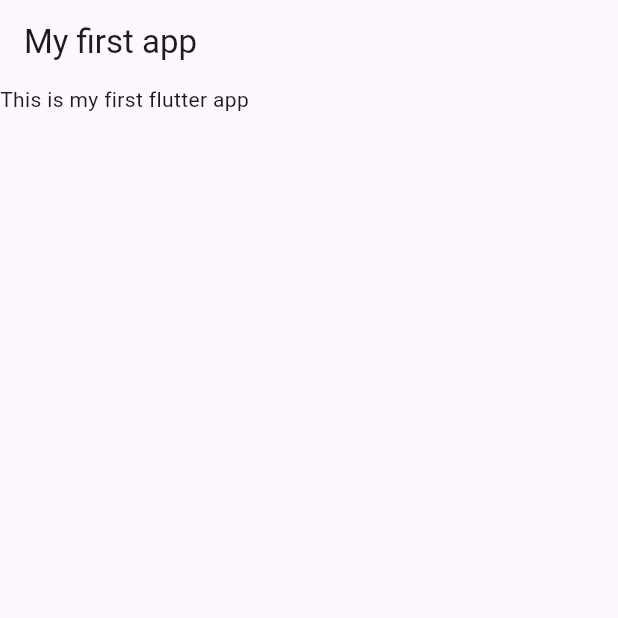
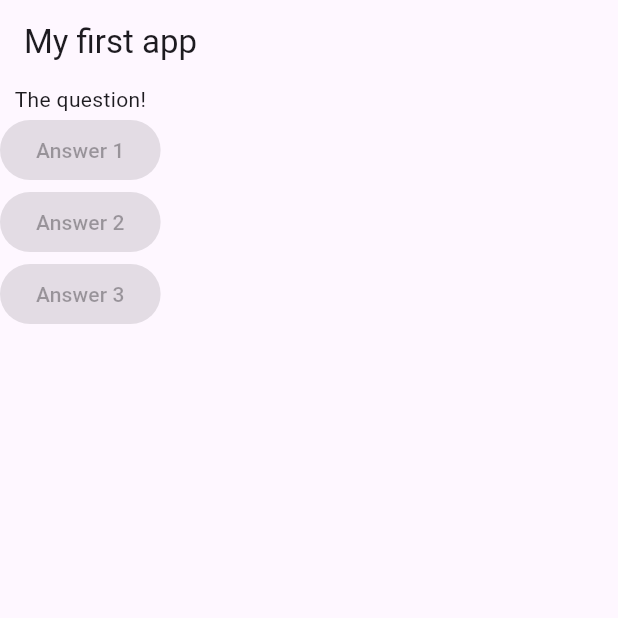
Before and after one commit to SAPNathasha/Flutter_practice_projects, a Flutter app: the screen it shows after launch, on a phone screen of 412 x 824 dp, the top half of it. Run offline on Flutter 3.47's test engine with Material 3 defaults, Android fonts, the phone set to English and light mode, and no system bars.

Commit message:
Use buttons to practice

```diff
--- a/practice_project_01/lib/main.dart
+++ b/practice_project_01/lib/main.dart
@@ -7,8 +7,16 @@
   Widget build(BuildContext context) {
     return MaterialApp(
       home: Scaffold(
-        appBar: AppBar(title: Text("My first app")),
-        body: Text("This is my first flutter app"),
+        appBar: AppBar(
+          title: Text("My first app")),
+        body: Column(
+          children: [
+            Text("The question!"),
+            ElevatedButton(child: Text("Answer 1"), onPressed: null,),
+            ElevatedButton(child: Text("Answer 2"), onPressed: null,),
+            ElevatedButton(child: Text("Answer 3"), onPressed: null,)
+          ],
+        )
         ),
 
     );
```
